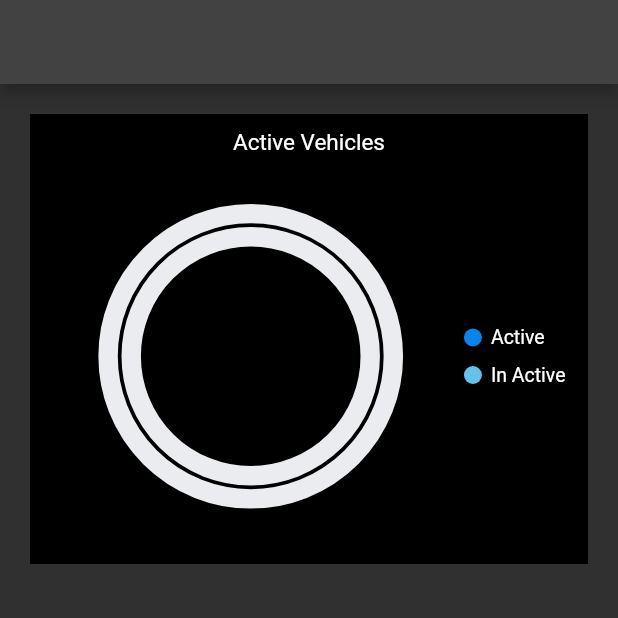
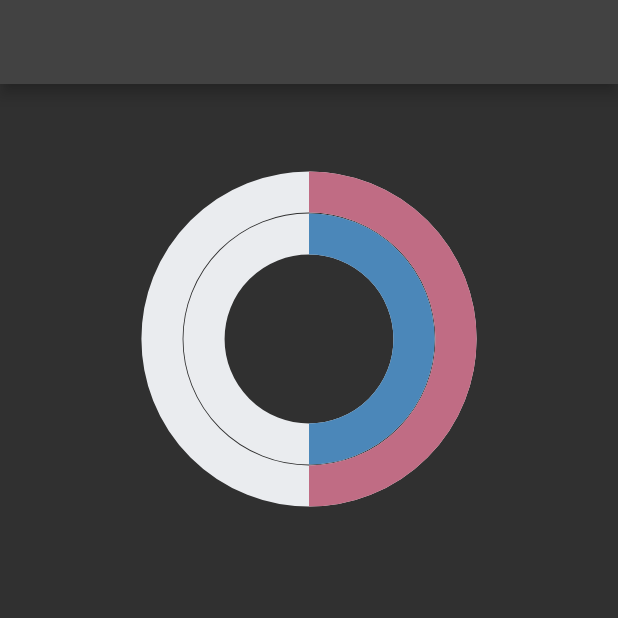
Before and after one commit to Arnabiem/Driver-Truck-Status, a Flutter app: the screen it shows after launch, on a phone screen of 412 x 824 dp, the top half of it. Run offline on Flutter 3.47's test engine with Material 2 defaults, Android fonts, the phone set to English and light mode, and no system bars; our stand-ins replace syncfusion_flutter_charts.

Commit message:
status updated

```diff
--- a/lib/charts/radialchart.dart
+++ b/lib/charts/radialchart.dart
@@ -3,8 +3,6 @@ import 'dart:convert';
 import 'package:flutter/material.dart';
 import 'package:flutter/services.dart';
 import 'package:syncfusion_flutter_charts/charts.dart';
-
-// import '../components/statusCount.dart';
 class Driver {
   final String driverName;
   final String truckNumber;
@@ -12,20 +10,18 @@ class Driver {
 
   Driver(this.driverName, this.truckNumber, this.status);
 }
-
-
-
-
 class RadialChartWidget extends StatefulWidget {
   const RadialChartWidget({Key? key}) : super(key: key);
 
   @override
   _RadialChartWidgetState createState() => _RadialChartWidgetState();
+
 }
-
 class _RadialChartWidgetState extends State<RadialChartWidget> {
-
-   static List<Driver> drivers = [];
+  late List<Driver> drivers = [];
+  late num activeDriverCount;
+  late num inactiveDriverCount;
+  late  List<_RadialData> chartData; // Declare the chartData list here
 
   @override
   void initState() {
@@ -33,6 +29,13 @@ class _RadialChartWidgetState extends State<RadialChartWidget> {
     loadDriverData();
   }
 
+  num getActiveDriverCount() {
+    return drivers.where((driver) => driver.status == 'active').length;
+  }
+
+  num getInactiveDriverCount() {
+    return drivers.where((driver) => driver.status == 'inactive').length;
+  }
 Future<void> loadDriverData() async {
     String jsonContent = await rootBundle.loadString('assets/truckstatus.json');
     List<dynamic> driverList = json.decode(jsonContent)['data'];
@@ -40,57 +43,42 @@ class _RadialChartWidgetState extends State<RadialChartWidget> {
           driverData['driver_name'],
           driverData['truck_number'],
           driverData['status'],
-            ))
-        .toList();
+        )).toList();
+
+    // Calculate counts and initialize chartData after loading driver data
+    activeDriverCount = getActiveDriverCount();
+    inactiveDriverCount = getInactiveDriverCount();
+     chartData = [
+      _RadialData('Active', activeDriverCount),
+      _RadialData('In Active', inactiveDriverCount),
+    ];
+
     setState(() {});
   }
-
- static int getActiveDriverCount() {
-    return drivers.where((driver) => driver.status == 'active').length;
-  }
-
-  static int  getInactiveDriverCount() {
-    return drivers.where((driver) => driver.status == 'inactive').length;
-  }
-
-
-
-
-  var chartData = [
-    _RadialData('Active', getActiveDriverCount()),
-    _RadialData('In Active', getInactiveDriverCount()),
-    ];
 @override
   Widget build(BuildContext context) {
     return Scaffold(
       appBar: AppBar(
         title: Text(''),
       ),
-      // body: Center(
       body: Container(
         height: 300,
         margin: EdgeInsets.all(20),
         child: SfCircularChart(
-            backgroundColor: Colors.black,
-            palette: [ const Color.fromARGB(255, 8, 132, 234),const Color.fromARGB(255, 101, 192, 234),],
-            title: ChartTitle(text: 'Active Vehicles',),
-            legend: Legend(isVisible: true),
-            series:[
-              RadialBarSeries<_RadialData,String>(
-                radius: '80%',
-                innerRadius: '70%',
-                gap: '8%',
-                cornerStyle: CornerStyle.bothCurve,
+          // ... (rest of your chart configuration)
+          series: [
+            RadialBarSeries<_RadialData, String>(
+              // ... (series configuration)
               dataSource: chartData,
-              xValueMapper: (_RadialData data, _)=> data.xData,
-              yValueMapper: (_RadialData data, _)=> data.yData)
-
-            ]),
+              xValueMapper: (_RadialData data, _) => data.xData,
+              yValueMapper: (_RadialData data, _) => data.yData,
+            ),
+          ],
+        ),
       ),
     );
   }
 }
-
 class _RadialData {
   _RadialData(this.xData, this.yData);
    final String xData;
--- a/lib/main.dart
+++ b/lib/main.dart
@@ -1,5 +1,5 @@
 import 'package:flutter/material.dart';
-import 'package:radial_chart/components/statusCount.dart';
+// import 'package:radial_chart/components/statusCount.dart';
 
 
 import 'charts/radialchart.dart';
```
Also changed, not shown: lib/components/statusCount.dart (deleted, +0 -69 lines). Lines whose indentation alone changed are shown as unchanged.
